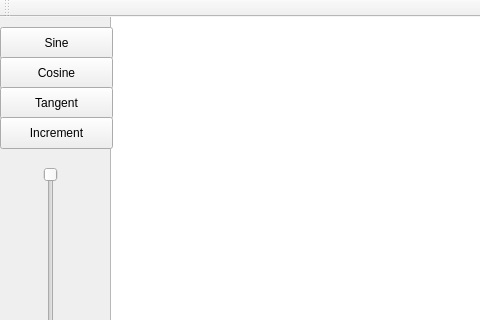
First picture: the form in mainwindow.ui, repository CISVVC/CIS202-GraphicsView, before the edit; both pictures show x 0 to 480 and y 0 to 320 of the 1145 by 837 pixel window.
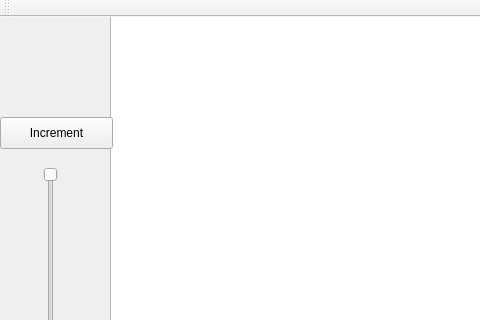
Second picture: the form after the edit.

```diff
--- a/mainwindow.ui
+++ b/mainwindow.ui
@@ -24,45 +24,6 @@
      </rect>
     </property>
    </widget>
-   <widget class="QPushButton" name="pushButton">
-    <property name="geometry">
-     <rect>
-      <x>0</x>
-      <y>10</y>
-      <width>113</width>
-      <height>32</height>
-     </rect>
-    </property>
-    <property name="text">
-     <string>Sine</string>
-    </property>
-   </widget>
-   <widget class="QPushButton" name="pushButton_2">
-    <property name="geometry">
-     <rect>
-      <x>0</x>
-      <y>40</y>
-      <width>113</width>
-      <height>32</height>
-     </rect>
-    </property>
-    <property name="text">
-     <string>Cosine</string>
-    </property>
-   </widget>
-   <widget class="QPushButton" name="pushButton_3">
-    <property name="geometry">
-     <rect>
-      <x>0</x>
-      <y>70</y>
-      <width>113</width>
-      <height>32</height>
-     </rect>
-    </property>
-    <property name="text">
-     <string>Tangent</string>
-    </property>
-   </widget>
    <widget class="QPushButton" name="pushButton_4">
     <property name="geometry">
      <rect>
```
Left out of the diff: 48 changed lines with no effect on the pictures.
